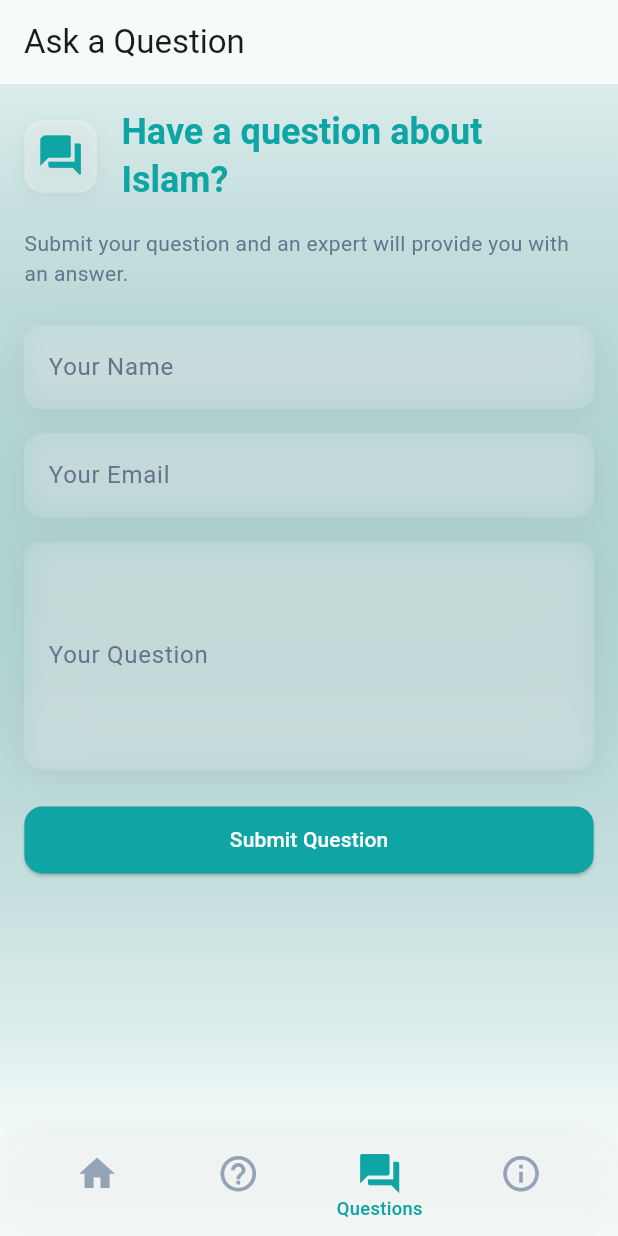
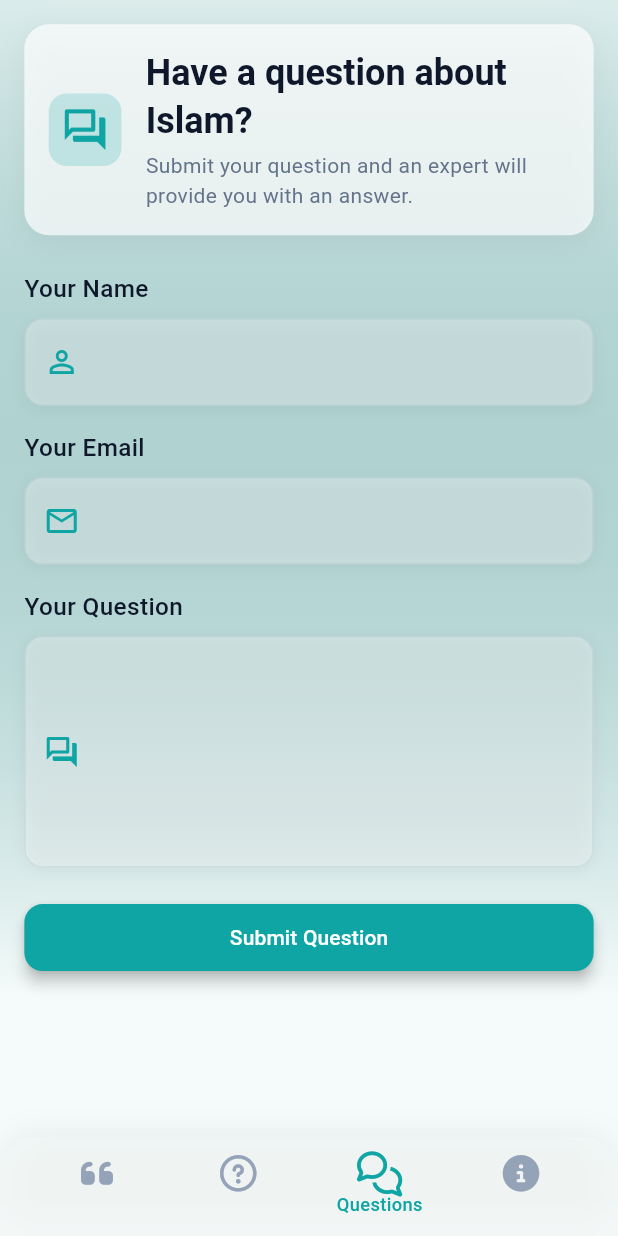
Before and after one commit to Fathi123-max/path_to_peace, a Flutter app: the screen it shows after launch, item 3 of the bottom bar chosen, on a phone screen of 412 x 824 dp. Run offline on Flutter 3.47's test engine with Material 3 defaults, Android fonts, the phone set to English and light mode, and no system bars; drawn by our look-alikes of dynamic_color; our stand-ins replace flutter_screenutil, font_awesome_flutter, google_fonts, lottie, share_plus, shared_preferences; network calls fail.

Commit message:
Improve QuestionScreen UI/UX and update bottom navigation
Co-authored-by: Qwen-Coder <qwen-coder@alibabacloud.com>

• Redesigned QuestionScreen text fields with professional UI/UX principles

• Fixed undefined color references in QuestionScreen

• Updated bottom navigation with Font Awesome icons for better visual appeal

• Added font_awesome_flutter dependency to pubspec.yaml

```diff
--- a/lib/screens/question_screen.dart
+++ b/lib/screens/question_screen.dart
@@ -93,10 +93,7 @@ class _QuestionScreenState extends State<QuestionScreen> {
 
       if (mounted) {
         ScaffoldMessenger.of(context).showSnackBar(
-          SnackBar(
-            content: Text(message),
-            backgroundColor: AppColors.error,
-          ),
+          SnackBar(content: Text(message), backgroundColor: AppColors.error),
         );
       }
     } catch (e) {
@@ -121,11 +118,6 @@ class _QuestionScreenState extends State<QuestionScreen> {
     final isDarkMode = Theme.of(context).brightness == Brightness.dark;
 
     return Scaffold(
-      appBar: AppBar(
-        title: const Text('Ask a Question'),
-        backgroundColor: Theme.of(context).colorScheme.surface,
-        elevation: 0,
-      ),
       body: Container(
         width: double.infinity,
         decoration: BoxDecoration(
@@ -141,9 +133,7 @@ class _QuestionScreenState extends State<QuestionScreen> {
         child: SafeArea(
           child: Padding(
             padding: EdgeInsets.all(DesignTokens.spacingMd),
-            child: _isSubmitted
-                ? _buildSuccessState()
-                : _buildQuestionForm(),
+            child: _isSubmitted ? _buildSuccessState() : _buildQuestionForm(),
           ),
         ),
       ),
@@ -157,11 +147,14 @@ class _QuestionScreenState extends State<QuestionScreen> {
       child: Column(
         mainAxisAlignment: MainAxisAlignment.center,
         children: [
+          // Success icon with glassmorphism effect
           Container(
             padding: EdgeInsets.all(DesignTokens.spacingLg),
             decoration: BoxDecoration(
-              color: isDarkMode ? AppColors.glassDark : AppColors.glassLight,
-              borderRadius: BorderRadius.circular(DesignTokens.radiusLg),
+              color: isDarkMode
+                  ? AppColors.glassDark.withOpacity(0.7)
+                  : AppColors.glassLight.withOpacity(0.7),
+              borderRadius: BorderRadius.circular(DesignTokens.radiusXl),
               boxShadow: [
                 BoxShadow(
                   color: isDarkMode
@@ -173,13 +166,13 @@ class _QuestionScreenState extends State<QuestionScreen> {
               ],
             ),
             child: ClipRRect(
-              borderRadius: BorderRadius.circular(DesignTokens.radiusLg),
+              borderRadius: BorderRadius.circular(DesignTokens.radiusXl),
               child: BackdropFilter(
                 filter: ImageFilter.blur(sigmaX: 10, sigmaY: 10),
                 child: Icon(
                   Icons.check_circle,
                   size: 80.r,
-                  color: Colors.green,
+                  color: AppColors.primaryTeal,
                 ),
               ),
             ),
@@ -197,7 +190,9 @@ class _QuestionScreenState extends State<QuestionScreen> {
             'Your question has been submitted successfully.\nAn expert will answer it soon.',
             textAlign: TextAlign.center,
             style: Theme.of(context).textTheme.bodyMedium?.copyWith(
-              color: isDarkMode ? AppColors.textPrimaryDark : AppColors.textPrimaryLight,
+              color: isDarkMode
+                  ? AppColors.textPrimaryDark
+                  : AppColors.textPrimaryLight,
             ),
           ),
           SizedBox(height: DesignTokens.spacingXl),
@@ -216,6 +211,7 @@ class _QuestionScreenState extends State<QuestionScreen> {
                 shape: RoundedRectangleBorder(
                   borderRadius: BorderRadius.circular(DesignTokens.radiusMd),
                 ),
+                elevation: 4,
               ),
               child: const Text('Ask Another Question'),
             ),
@@ -228,64 +224,20 @@ class _QuestionScreenState extends State<QuestionScreen> {
   Widget _buildQuestionForm() {
     final isDarkMode = Theme.of(context).brightness == Brightness.dark;
 
-    return Form(
+    return SingleChildScrollView(
+      child: Form(
         key: _formKey,
         child: Column(
           crossAxisAlignment: CrossAxisAlignment.start,
           children: [
-          Row(
-            children: [
+            // Header with glassmorphism effect
             Container(
-                padding: const EdgeInsets.all(8),
+              padding: EdgeInsets.all(DesignTokens.spacingMd),
               decoration: BoxDecoration(
-                  color: isDarkMode ? AppColors.glassDark : AppColors.glassLight,
-                  borderRadius: BorderRadius.circular(DesignTokens.radiusMd),
-                  boxShadow: [
-                    BoxShadow(
                 color: isDarkMode
-                        ? Colors.black.withOpacity(0.2)
-                        : Colors.black.withOpacity(0.05),
-                      blurRadius: 8,
-                      offset: const Offset(0, 2),
-                    ),
-                  ],
-                ),
-                child: ClipRRect(
-                  borderRadius: BorderRadius.circular(DesignTokens.radiusMd),
-                  child: BackdropFilter(
-                    filter: ImageFilter.blur(sigmaX: 10, sigmaY: 10),
-                    child: Icon(
-                      Icons.question_answer,
-                      size: 32.r,
-                      color: AppColors.primaryTeal,
-                    ),
-                  ),
-                ),
-              ),
-              SizedBox(width: DesignTokens.spacingMd),
-              Expanded(
-                child: Text(
-                  'Have a question about Islam?',
-                  style: Theme.of(context).textTheme.headlineSmall?.copyWith(
-                        color: AppColors.primaryTeal,
-                        fontWeight: FontWeight.bold,
-                      ),
-                ),
-              ),
-            ],
-          ),
-          SizedBox(height: DesignTokens.spacingMd),
-          Text(
-            'Submit your question and an expert will provide you with an answer.',
-            style: Theme.of(context).textTheme.bodyMedium?.copyWith(
-              color: isDarkMode ? AppColors.textSecondaryDark : AppColors.textSecondaryLight,
-            ),
-          ),
-          SizedBox(height: DesignTokens.spacingLg),
-          Container(
-            decoration: BoxDecoration(
-              color: isDarkMode ? AppColors.glassDark : AppColors.glassLight,
-              borderRadius: BorderRadius.circular(DesignTokens.radiusMd),
+                    ? AppColors.glassDark.withOpacity(0.7)
+                    : AppColors.glassLight.withOpacity(0.7),
+                borderRadius: BorderRadius.circular(DesignTokens.radiusLg),
                 boxShadow: [
                   BoxShadow(
                     color: isDarkMode
@@ -296,26 +248,60 @@ class _QuestionScreenState extends State<QuestionScreen> {
                   ),
                 ],
               ),
-            child: ClipRRect(
-              borderRadius: BorderRadius.circular(DesignTokens.radiusMd),
-              child: BackdropFilter(
-                filter: ImageFilter.blur(sigmaX: 10, sigmaY: 10),
-                child: TextFormField(
+              child: Row(
+                children: [
+                  Container(
+                    padding: const EdgeInsets.all(8),
+                    decoration: BoxDecoration(
+                      color: AppColors.primaryTeal.withOpacity(0.2),
+                      borderRadius: BorderRadius.circular(
+                        DesignTokens.radiusMd,
+                      ),
+                    ),
+                    child: Icon(
+                      Icons.question_answer_outlined,
+                      size: 32.r,
+                      color: AppColors.primaryTeal,
+                    ),
+                  ),
+                  SizedBox(width: DesignTokens.spacingMd),
+                  Expanded(
+                    child: Column(
+                      crossAxisAlignment: CrossAxisAlignment.start,
+                      children: [
+                        Text(
+                          'Have a question about Islam?',
+                          style: Theme.of(context).textTheme.headlineSmall
+                              ?.copyWith(
+                                color: isDarkMode
+                                    ? AppColors.textPrimaryDark
+                                    : AppColors.textPrimaryLight,
+                                fontWeight: FontWeight.bold,
+                              ),
+                        ),
+                        SizedBox(height: 4.h),
+                        Text(
+                          'Submit your question and an expert will provide you with an answer.',
+                          style: Theme.of(context).textTheme.bodyMedium
+                              ?.copyWith(
+                                color: isDarkMode
+                                    ? AppColors.textSecondaryDark
+                                    : AppColors.textSecondaryLight,
+                              ),
+                        ),
+                      ],
+                    ),
+                  ),
+                ],
+              ),
+            ),
+            SizedBox(height: DesignTokens.spacingLg),
+
+            // Name input field
+            _buildInputField(
               controller: _nameController,
-                  decoration: InputDecoration(
               labelText: 'Your Name',
-                    labelStyle: TextStyle(
-                      color: isDarkMode ? AppColors.textSecondaryDark : AppColors.textSecondaryLight,
-                    ),
-                    border: OutlineInputBorder(
-                      borderSide: BorderSide.none,
-                    ),
-                    filled: true,
-                    fillColor: Colors.transparent,
-                  ),
-                  style: TextStyle(
-                    color: isDarkMode ? AppColors.textPrimaryDark : AppColors.textPrimaryLight,
-                  ),
+              prefixIcon: Icons.person_outline,
               validator: (value) {
                 if (value == null || value.trim().isEmpty) {
                   return 'Please enter your name';
@@ -323,44 +309,13 @@ class _QuestionScreenState extends State<QuestionScreen> {
                 return null;
               },
             ),
-              ),
-            ),
-          ),
             SizedBox(height: DesignTokens.spacingMd),
-          Container(
-            decoration: BoxDecoration(
-              color: isDarkMode ? AppColors.glassDark : AppColors.glassLight,
-              borderRadius: BorderRadius.circular(DesignTokens.radiusMd),
-              boxShadow: [
-                BoxShadow(
-                  color: isDarkMode
-                    ? Colors.black.withOpacity(0.2)
-                    : Colors.black.withOpacity(0.05),
-                  blurRadius: 16,
-                  offset: const Offset(0, 4),
-                ),
-              ],
-            ),
-            child: ClipRRect(
-              borderRadius: BorderRadius.circular(DesignTokens.radiusMd),
-              child: BackdropFilter(
-                filter: ImageFilter.blur(sigmaX: 10, sigmaY: 10),
-                child: TextFormField(
+
+            // Email input field
+            _buildInputField(
               controller: _emailController,
-                  decoration: InputDecoration(
               labelText: 'Your Email',
-                    labelStyle: TextStyle(
-                      color: isDarkMode ? AppColors.textSecondaryDark : AppColors.textSecondaryLight,
-                    ),
-                    border: OutlineInputBorder(
-                      borderSide: BorderSide.none,
-                    ),
-                    filled: true,
-                    fillColor: Colors.transparent,
-                  ),
-                  style: TextStyle(
-                    color: isDarkMode ? AppColors.textPrimaryDark : AppColors.textPrimaryLight,
-                  ),
+              prefixIcon: Icons.email_outlined,
               keyboardType: TextInputType.emailAddress,
               validator: (value) {
                 if (value == null || value.trim().isEmpty) {
@@ -372,44 +327,13 @@ class _QuestionScreenState extends State<QuestionScreen> {
                 return null;
               },
             ),
-              ),
-            ),
-          ),
             SizedBox(height: DesignTokens.spacingMd),
-          Container(
-            decoration: BoxDecoration(
-              color: isDarkMode ? AppColors.glassDark : AppColors.glassLight,
-              borderRadius: BorderRadius.circular(DesignTokens.radiusMd),
-              boxShadow: [
-                BoxShadow(
-                  color: isDarkMode
-                    ? Colors.black.withOpacity(0.2)
-                    : Colors.black.withOpacity(0.05),
-                  blurRadius: 16,
-                  offset: const Offset(0, 4),
-                ),
-              ],
-            ),
-            child: ClipRRect(
-              borderRadius: BorderRadius.circular(DesignTokens.radiusMd),
-              child: BackdropFilter(
-                filter: ImageFilter.blur(sigmaX: 10, sigmaY: 10),
-                child: TextFormField(
+
+            // Question input field
+            _buildInputField(
               controller: _questionController,
-                  decoration: InputDecoration(
               labelText: 'Your Question',
-                    labelStyle: TextStyle(
-                      color: isDarkMode ? AppColors.textSecondaryDark : AppColors.textSecondaryLight,
-                    ),
-                    border: OutlineInputBorder(
-                      borderSide: BorderSide.none,
-                    ),
-                    filled: true,
-                    fillColor: Colors.transparent,
-                  ),
-                  style: TextStyle(
-                    color: isDarkMode ? AppColors.textPrimaryDark : AppColors.textPrimaryLight,
-                  ),
+              prefixIcon: Icons.question_answer_outlined,
               maxLines: 5,
               validator: (value) {
                 if (value == null || value.trim().isEmpty) {
@@ -421,10 +345,9 @@ class _QuestionScreenState extends State<QuestionScreen> {
                 return null;
               },
             ),
-              ),
-            ),
-          ),
             SizedBox(height: DesignTokens.spacingLg),
+
+            // Submit button
             SizedBox(
               width: double.infinity,
               height: DesignTokens.buttonHeight,
@@ -436,6 +359,7 @@ class _QuestionScreenState extends State<QuestionScreen> {
                   shape: RoundedRectangleBorder(
                     borderRadius: BorderRadius.circular(DesignTokens.radiusMd),
                   ),
+                  elevation: 4,
                 ),
                 child: _isLoading
                     ? const CircularProgressIndicator(color: Colors.white)
@@ -444,6 +368,73 @@ class _QuestionScreenState extends State<QuestionScreen> {
             ),
           ],
         ),
+      ),
+    );
+  }
+
+  /// Builds an input field with consistent styling
+  Widget _buildInputField({
+    required TextEditingController controller,
+    required String labelText,
+    required IconData prefixIcon,
+    TextInputType? keyboardType,
+    int maxLines = 1,
+    required String? Function(String?) validator,
+  }) {
+    final isDarkMode = Theme.of(context).brightness == Brightness.dark;
+
+    return Column(
+      crossAxisAlignment: CrossAxisAlignment.start,
+      children: [
+        Text(
+          labelText,
+          style: TextStyle(
+            fontSize: 16.sp,
+            fontWeight: FontWeight.w500,
+            color: isDarkMode ? AppColors.textPrimaryDark : AppColors.textPrimaryLight,
+          ),
+        ),
+        SizedBox(height: 8.h),
+        Container(
+          decoration: BoxDecoration(
+            color: isDarkMode ? AppColors.glassDark : AppColors.glassLight,
+            borderRadius: BorderRadius.circular(12.r),
+            border: Border.all(
+              color: isDarkMode ? AppColors.neutralGray.withOpacity(0.3) : AppColors.neutralGray.withOpacity(0.2),
+            ),
+            boxShadow: [
+              BoxShadow(
+                color: isDarkMode
+                  ? Colors.black.withOpacity(0.1)
+                  : Colors.black.withOpacity(0.05),
+                blurRadius: 8,
+                offset: const Offset(0, 2),
+              ),
+            ],
+          ),
+          child: TextFormField(
+            controller: controller,
+            decoration: InputDecoration(
+              prefixIcon: Icon(
+                prefixIcon,
+                color: AppColors.primaryTeal,
+              ),
+              border: InputBorder.none,
+              contentPadding: EdgeInsets.symmetric(
+                horizontal: 16.w,
+                vertical: 16.h,
+              ),
+            ),
+            style: TextStyle(
+              fontSize: 16.sp,
+              color: isDarkMode ? AppColors.textPrimaryDark : AppColors.textPrimaryLight,
+            ),
+            keyboardType: keyboardType,
+            maxLines: maxLines,
+            validator: validator,
+          ),
+        ),
+      ],
     );
   }
 }
--- a/lib/widgets/bottom_nav.dart
+++ b/lib/widgets/bottom_nav.dart
@@ -1,5 +1,6 @@
 import 'package:flutter/material.dart';
 import 'package:flutter_screenutil/flutter_screenutil.dart';
+import 'package:font_awesome_flutter/font_awesome_flutter.dart';
 import 'dart:ui';
 import '../theme/colors.dart';
 
@@ -12,15 +13,7 @@ class BottomNav extends StatefulWidget {
   State<BottomNav> createState() => _BottomNavState();
 }
 
-class _BottomNavState extends State<BottomNav> with TickerProviderStateMixin {
-  late AnimationController _anim;
-
-  @override
-  void initState() {
-    super.initState();
-    _anim = AnimationController(duration: Duration(milliseconds: 300), vsync: this);
-  }
-
+class _BottomNavState extends State<BottomNav> {
   @override
   Widget build(BuildContext context) {
     final isDarkMode = Theme.of(context).brightness == Brightness.dark;
@@ -62,21 +55,21 @@ class _BottomNavState extends State<BottomNav> with TickerProviderStateMixin {
                       children: [
                         Transform.scale(
                           scale: widget.currentIndex == i ? 1.1 : 1.0,
-                          child: Icon(
-                            i == 0 ? Icons.home : i == 1 ? Icons.help_outline : i == 2 ? Icons.question_answer : Icons.info_outline,
+                          child: FaIcon(
+                            i == 0 ? FontAwesomeIcons.quoteLeft : i == 1 ? FontAwesomeIcons.circleQuestion : i == 2 ? FontAwesomeIcons.comments : FontAwesomeIcons.circleInfo,
                             color: widget.currentIndex == i
                               ? AppColors.primaryTeal
                               : isDarkMode
                                 ? AppColors.textSecondaryDark
                                 : AppColors.neutralGray,
-                            size: 28.sp
+                            size: 24.sp,
                           ),
                         ),
                         AnimatedOpacity(
                           opacity: widget.currentIndex == i ? 1.0 : 0.0,
                           duration: Duration(milliseconds: 300),
                           child: Text(
-                            ['Home', 'FAQ', 'Questions', 'About'][i],
+                            ['Quotes', 'FAQ', 'Questions', 'About'][i],
                             style: TextStyle(
                               fontSize: 12.sp,
                               fontWeight: FontWeight.w500,
--- a/pubspec.yaml
+++ b/pubspec.yaml
@@ -65,6 +65,9 @@ dependencies:
   # URL launcher for email
   url_launcher: ^6.3.0
 
+  # Font Awesome icons
+  font_awesome_flutter: ^10.7.0
+
   # Localization
   flutter_localizations:
     sdk: flutter
```
Also changed, not shown: pubspec.lock. Lines whose indentation alone changed are shown as unchanged.
